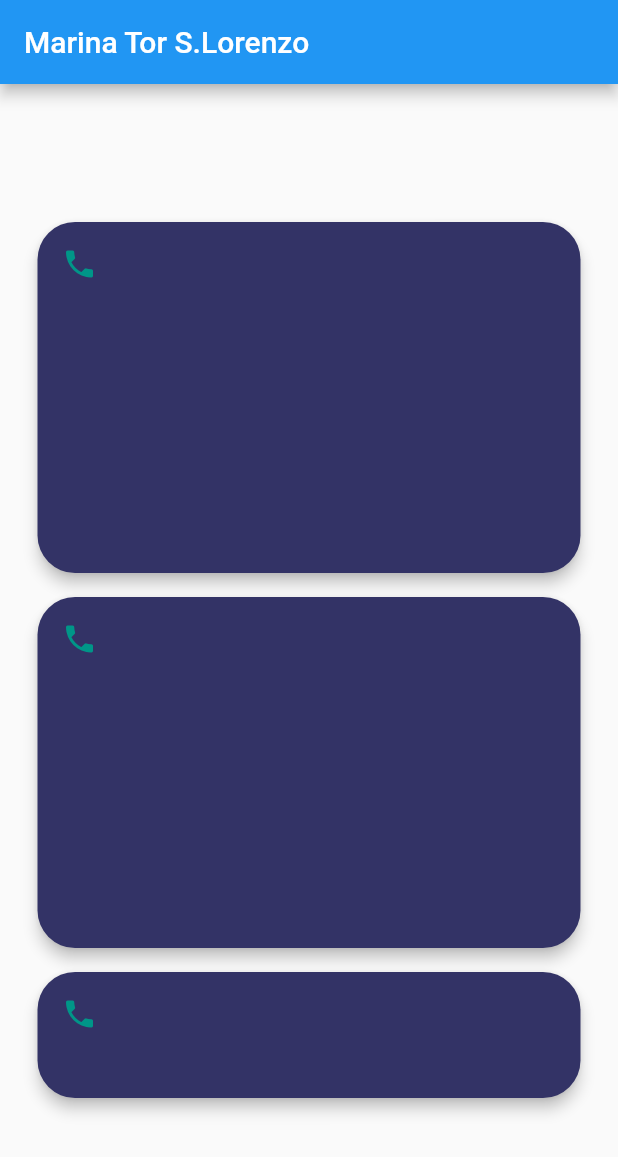
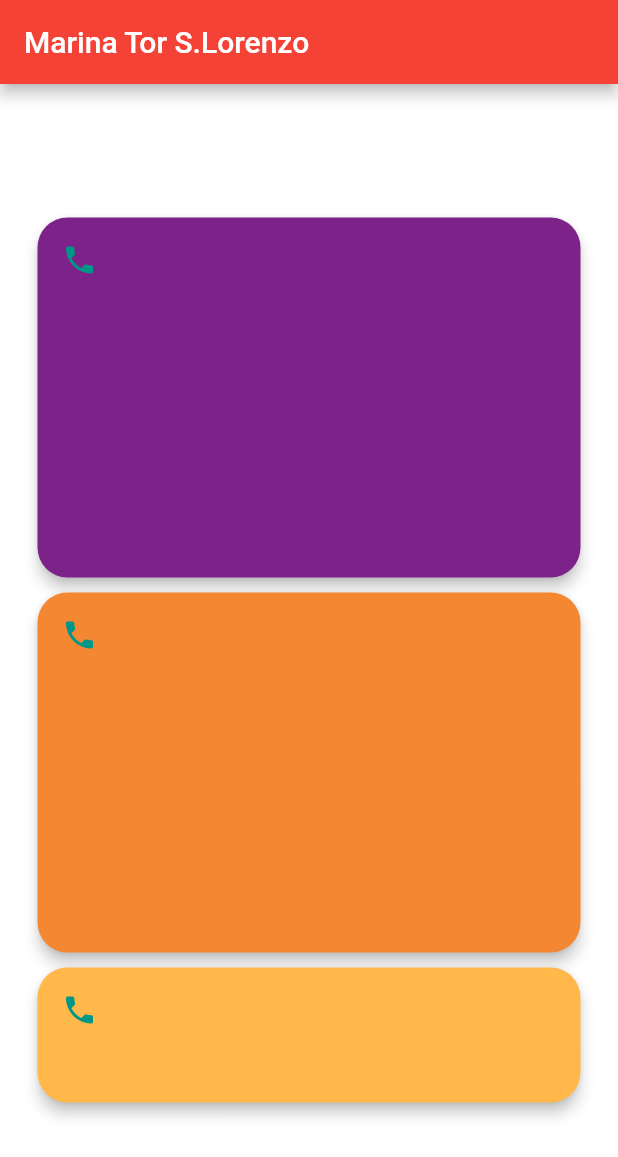
Before and after one commit to fdepedis/AppRifiuti, a Flutter app: the screen it shows after launch, on a phone screen of 412 x 824 dp. Shown: the top 1157 px of the screen. Run offline on Flutter 3.47's test engine with Material 2 defaults, Android fonts, the phone set to English and light mode, and no system bars.

Commit message:
dynamic color card

```diff
--- a/lib/CardContent.dart
+++ b/lib/CardContent.dart
@@ -12,12 +12,14 @@ class CardContent extends StatelessWidget {
   final String nameCard;
   final String typeCard;
   final String dimensionCard;
+  final int colorCard;
 
   CardContent(
       {Key key,
       @required this.nameCard,
       @required this.typeCard,
-      @required this.dimensionCard})
+      @required this.dimensionCard,
+      @required this.colorCard})
       : super(key: key);
 
   @override
@@ -32,11 +34,11 @@ class CardContent extends StatelessWidget {
     return Container(
       height: cardHeight,
       child: Card(
-        margin: EdgeInsets.symmetric(vertical: 8.0, horizontal: 25.0),
+        margin: EdgeInsets.symmetric(vertical: 5.0, horizontal: 25.0),
         elevation: 4,
-        color: new Color(0xFF333366),
+        color: new Color(colorCard),
         shape: RoundedRectangleBorder(
-          borderRadius: BorderRadius.circular(25.0),
+          borderRadius: BorderRadius.circular(20.0),
         ),
         child: InkWell(
           onTap: () {
@@ -63,6 +65,20 @@ class CardContent extends StatelessWidget {
           ),
         ),
       ),
+      /*decoration: BoxDecoration(
+        borderRadius: BorderRadius.circular(25),
+        gradient: LinearGradient(
+          begin: Alignment.topLeft,
+          end:
+              Alignment(0.8, 0.0), // 10% of the width, so there are ten blinds.
+          colors: [
+            Color(0xF25FFFFF),
+            Color(0xFF2508FF),
+            Color(0xFF2508FF),
+          ], // whitish to gray
+          tileMode: TileMode.repeated, // repeats the gradient over the canvas
+        ),
+      ),*/
     );
   }
 }
--- a/lib/main.dart
+++ b/lib/main.dart
@@ -1,8 +1,11 @@
 import 'package:flutter/material.dart';
+import 'package:flutter/services.dart';
 import 'CardContent.dart';
 import 'detail_screen.dart';
 
 void main() {
+  SystemChrome.setEnabledSystemUIOverlays([]);
+  SystemChrome.setPreferredOrientations([DeviceOrientation.portraitUp]);
   runApp(MyApp());
 }
 
@@ -11,9 +14,10 @@ class MyApp extends StatelessWidget {
   @override
   Widget build(BuildContext context) {
     return MaterialApp(
-      title: 'App Rifiuti Marina TSL',
+      debugShowCheckedModeBanner: false,
+      //title: 'App Rifiuti Marina TSL',
       theme: ThemeData(
-        primarySwatch: Colors.blue,
+        primarySwatch: Colors.red,
         visualDensity: VisualDensity.adaptivePlatformDensity,
       ),
       home: MyHomePage(title: 'Marina Tor S.Lorenzo'),
@@ -39,6 +43,7 @@ class _MyHomePageState extends State<MyHomePage> {
       appBar: AppBar(
         title: Text(widget.title),
       ),
+      backgroundColor: Colors.white,
       body: _buildBody(context),
     );
   }
@@ -58,7 +63,11 @@ SafeArea _buildBody(BuildContext context) {
           ),
         ),*/
         /*calendarCard(context),*/
-        CardContent(nameCard: "", typeCard: "", dimensionCard: "LARGE"),
+        CardContent(
+            nameCard: "",
+            typeCard: "",
+            dimensionCard: "LARGE",
+            colorCard: 0xFF7C2289),
         /*Card(
           margin: EdgeInsets.symmetric(vertical: 10.0, horizontal: 25.0),
           elevation: 4,
@@ -119,8 +128,16 @@ SafeArea _buildBody(BuildContext context) {
             ),
           ),
         ),*/
-        CardContent(nameCard: "", typeCard: "", dimensionCard: "LARGE"),
-        CardContent(nameCard: "", typeCard: "", dimensionCard: "NORMAL"),
+        CardContent(
+            nameCard: "",
+            typeCard: "",
+            dimensionCard: "LARGE",
+            colorCard: 0xFFF48731),
+        CardContent(
+            nameCard: "",
+            typeCard: "",
+            dimensionCard: "NORMAL",
+            colorCard: 0xFFFFB849),
       ],
     ),
   );
```
